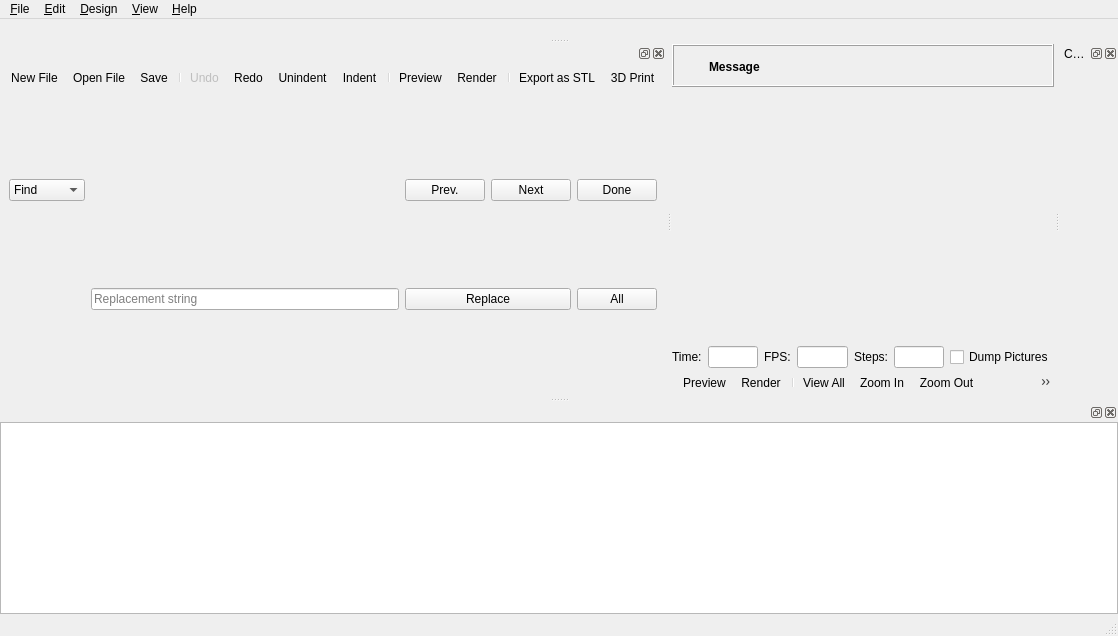
Qt form src/MainWindow.ui (openscad/openscad) before a commit.
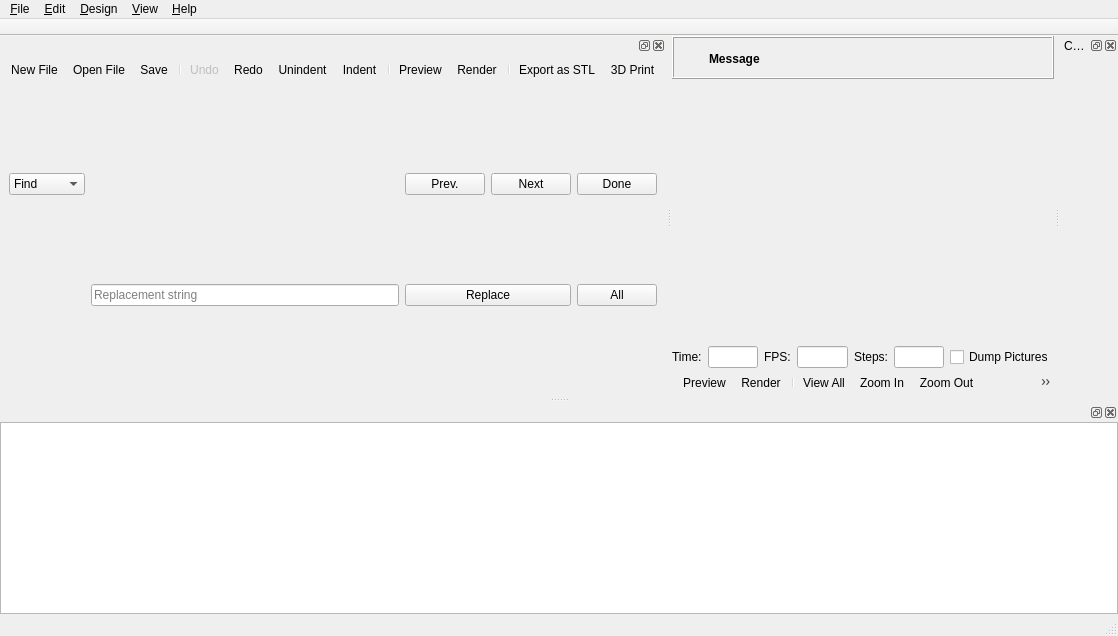
The same form after that commit. Icons and pictures are not drawn. Custom widgets are drawn as their Qt base class.

Commit message: Add Tab Header in ToolBar

The edit to the form file:
```diff
--- a/src/MainWindow.ui
+++ b/src/MainWindow.ui
@@ -426,6 +426,20 @@
    <addaction name="menu_View"/>
    <addaction name="menuHelp"/>
   </widget>
+  <widget class="QToolBar" name="tabToolBar">
+   <property name="movable">
+    <bool>false</bool>
+   </property>
+   <property name="floatable">
+    <bool>false</bool>
+   </property>
+   <attribute name="toolBarArea">
+    <enum>TopToolBarArea</enum>
+   </attribute>
+   <attribute name="toolBarBreak">
+    <bool>false</bool>
+   </attribute>
+  </widget>
   <widget class="QStatusBar" name="statusbar">
    <property name="maximumSize">
     <size>
@@ -434,39 +448,6 @@
     </size>
    </property>
   </widget>
-  <widget class="Dock" name="tabDock">
-   <property name="minimumSize">
-    <size>
-     <width>10</width>
-     <height>10</height>
-    </size>
-   </property>
-   <property name="features">
-    <set>QDockWidget::NoDockWidgetFeatures</set>
-   </property>
-   <attribute name="dockWidgetArea">
-    <number>4</number>
-   </attribute>
-   <widget class="QWidget" name="tabDockContents">
-    <layout class="QVBoxLayout" name="verticalLayout_1">
-     <property name="spacing">
-      <number>0</number>
-     </property>
-     <property name="leftMargin">
-      <number>0</number>
-     </property>
-     <property name="topMargin">
-      <number>0</number>
-     </property>
-     <property name="rightMargin">
-      <number>0</number>
-     </property>
-     <property name="bottomMargin">
-      <number>0</number>
-     </property>
-    </layout>
-   </widget>
-  </widget>
   <widget class="Dock" name="editorDock">
    <attribute name="dockWidgetArea">
     <number>1</number>
```
The commit also changes 5 other files.
